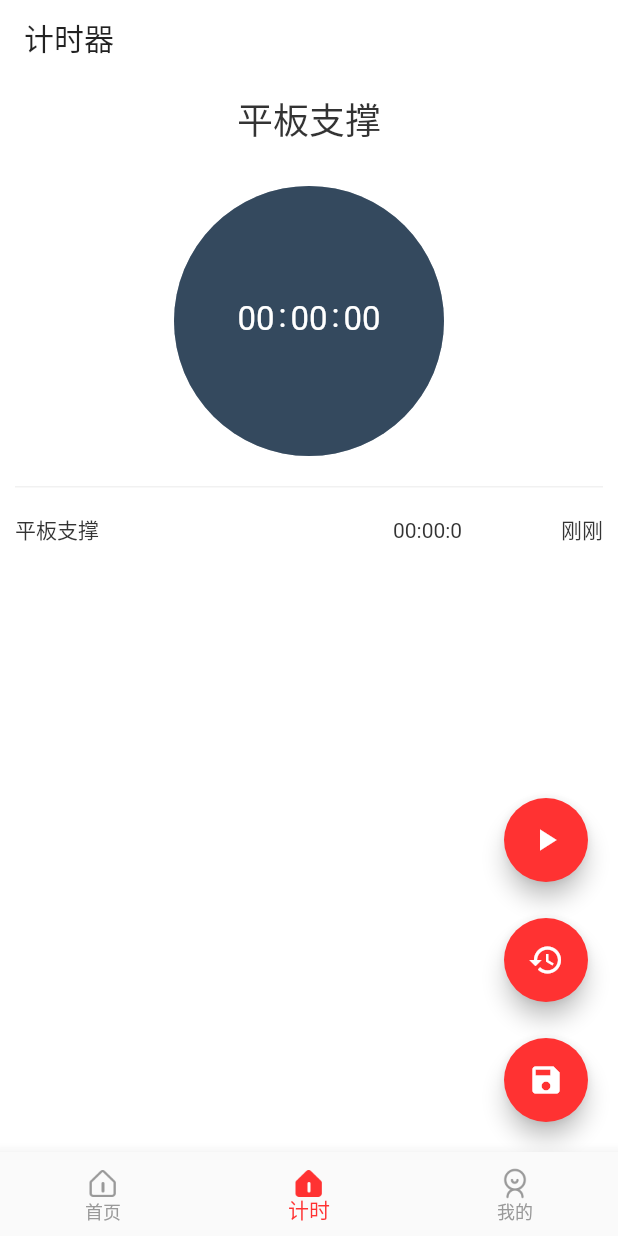
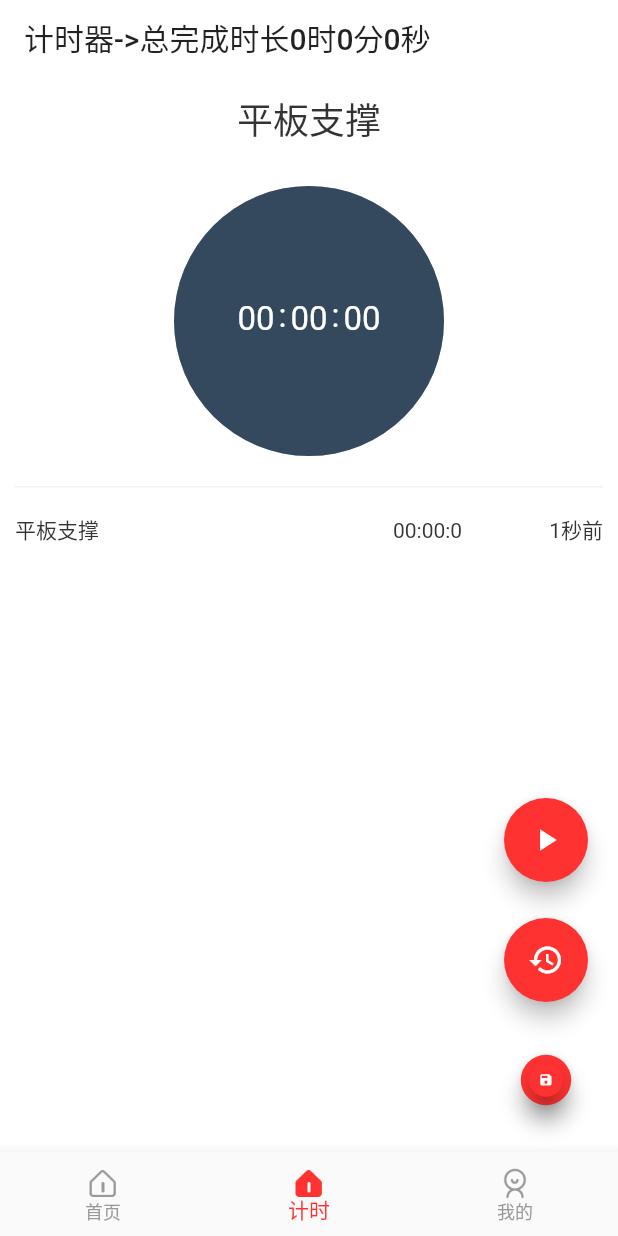
Before and after one commit to Youngto25/flutter-we-play, a Flutter app: the screen it shows after launch, item 2 of the bottom bar chosen, after a tap on the "save" icon, on a phone screen of 412 x 824 dp. Run offline on Flutter 3.47's test engine with Material 2 defaults, Android fonts, the phone set to English and light mode, and no system bars; our stand-ins replace cached_network_image, dio, event_bus, flutter_easyrefresh, fluttertoast, image_picker and 3 more; missing offline and left inert: common_utils; accounts and stored records are empty.

Commit message:
+ 计时器存储 图片瀑布流

```diff
--- a/lib/pages/timer/Index.dart
+++ b/lib/pages/timer/Index.dart
@@ -22,6 +22,7 @@
   String type = "平板支撑";
   List<Finish> finishList = [];
   FinishProvider finishProvider;
+  int totalTime = 0;
 
   @override
   // TODO: implement wantKeepAlive
@@ -51,9 +52,12 @@
   // 初始化数据
   void initFinishCount() async {
     finishList = await finishProvider.query(type);
+    int total = 0;
     finishList.forEach((Finish vo) {
       print(["init===>", vo.getType(), vo.getId(), vo.getCount()]);
+      total += vo.getCount();
     });
+    totalTime = total;
     this.setState(() {});
     if (finishList.length == 0) {
       return;
@@ -90,7 +94,7 @@
   Widget build(BuildContext context) {
     return Scaffold(
       appBar: AppBarX(
-        title: "计时器",
+        title: "计时器->总完成时长" + DateUtil.getDurationTime(totalTime),
         elevation: 0,
         brightness: Brightness.light,
       ),
@@ -225,6 +229,7 @@
                   },
                   duration: Duration(milliseconds: 500),
                   child: FloatingActionButton(
+                    heroTag: "startOrStop",
                     key: ValueKey(isPlay),
                     child: Icon(!isPlay ? Icons.play_arrow : Icons.pause),
                     backgroundColor: Color.fromRGBO(255, 50, 50, 1),
@@ -239,6 +244,7 @@
               right: 20,
               bottom: 100,
               child: FloatingActionButton(
+                heroTag: "refresh",
                 child: Icon(Icons.restore),
                 backgroundColor: Color.fromRGBO(255, 50, 50, 1),
                 onPressed: () {
@@ -261,18 +267,15 @@
                 },
                 duration: Duration(milliseconds: 500),
                 child: FloatingActionButton(
+                  heroTag: "save",
                   key: ValueKey(isSave),
                   child: Icon(isSave ? Icons.check : Icons.save),
                   backgroundColor: Color.fromRGBO(255, 50, 50, 1),
                   onPressed: () async {
                     int time = timerRunKey.currentState.time;
-                    print(["save time===>", time]);
                     Finish action = new Finish(type, time, new DateTime.now().toString(), 0);
                     await finishProvider.insert(action);
                     this.initFinishCount();
-                    if (time < 1000) {
-                      return;
-                    }
                     this.setState(() {
                       isPlay = false;
                       isSave = true;
--- a/lib/utils/date_util.dart
+++ b/lib/utils/date_util.dart
@@ -448,4 +448,13 @@
     }
     return '刚刚';
   }
+
+  // 时长转换
+  static String getDurationTime(int duration) {
+    int hours = duration ~/ (1000 * 60 * 60);
+    int minutes = (duration - hours * 1000 * 60 * 60) ~/ (1000 * 60);
+    int seconds = (duration - hours * 1000 * 60 * 60 - minutes * 1000 * 60) ~/ 1000;
+    // print(["hours", hours, minutes, seconds]);
+    return '$hours时$minutes分$seconds秒';
+  }
 }
--- a/pubspec.yaml
+++ b/pubspec.yaml
@@ -40,7 +40,9 @@
   image_picker: ^0.6.7 #获取手机图片
   photo_view: ^0.9.0 #图片预览
   flutter_easyrefresh: ^2.1.8 #刷新
-  sqflite: ^1.3.1
+  sqflite: ^1.3.1 #本地数据库
+  flutter_staggered_grid_view: 0.3.2 #瀑布流
+  cached_network_image: ^2.2.0+1
 
 dev_dependencies:
   flutter_test:
```
Also changed, not shown: lib/pages/home/Home.dart (+28 -62 lines).
